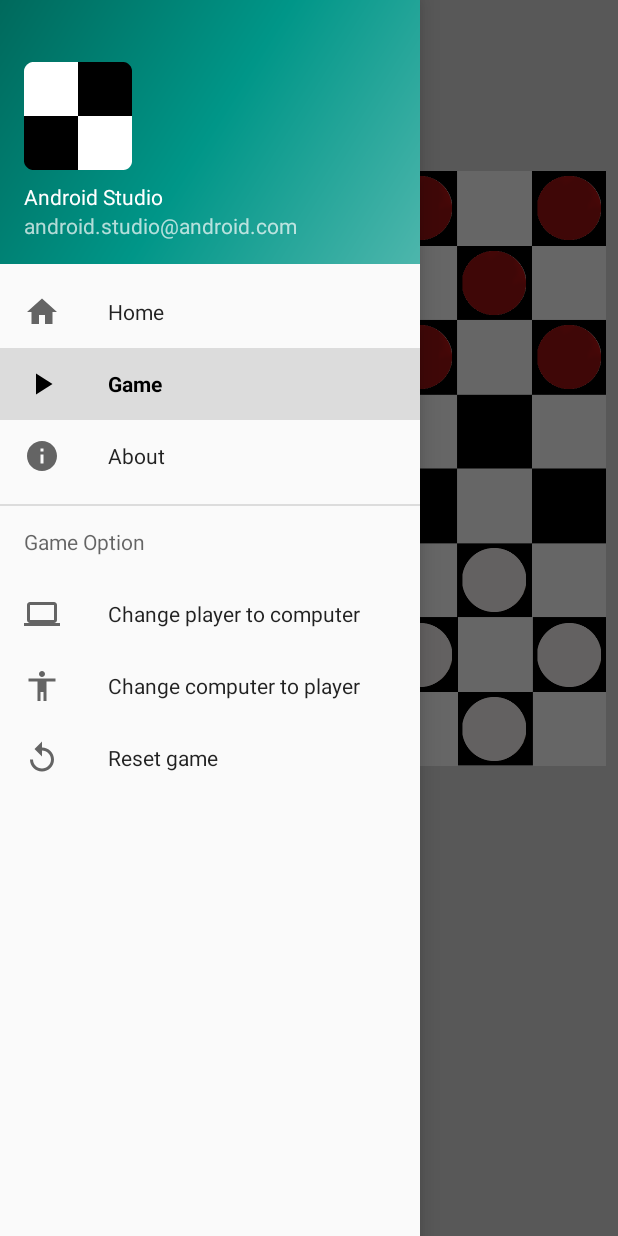
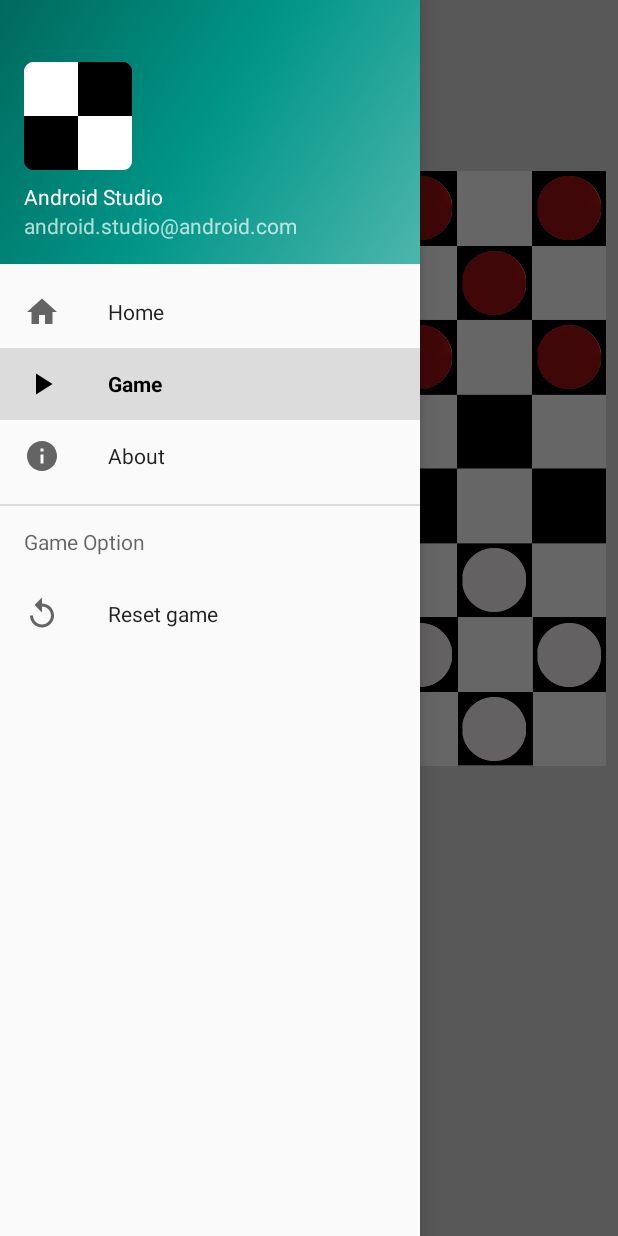
Before and after one commit to Szczepaniak-M/Checkers, an Android app: the GameFragment screen opened through its navigation route, with the side drawer open, on a phone screen of 412 x 824 dp. Run offline under Robolectric (Android 15) with nearby library versions, the phone set to English and light mode, and no system bars; our stand-ins replace navigation-ui.

```diff
--- a/app/src/main/java/pl/michalsz/checkers/ui/game/GameFragment.java
+++ b/app/src/main/java/pl/michalsz/checkers/ui/game/GameFragment.java
@@ -10,6 +10,7 @@ import android.widget.FrameLayout;
 import android.widget.ImageView;
 
 import androidx.annotation.NonNull;
+import androidx.drawerlayout.widget.DrawerLayout;
 import androidx.fragment.app.Fragment;
 
 import com.google.android.material.navigation.NavigationView;
@@ -69,26 +70,14 @@ public class GameFragment extends Fragment {
     }
 
     private void setNavigationViewAction() {
-        navigationView.getMenu().findItem(R.id.nav_game_option).getSubMenu().findItem(R.id.nav_computer).
-                setOnMenuItemClickListener(new MenuItem.OnMenuItemClickListener() {
-                    @Override
-                    public boolean onMenuItemClick(MenuItem item) {
-                        return false;
-                    }
-                }); //todo change
-        navigationView.getMenu().findItem(R.id.nav_game_option).getSubMenu().findItem(R.id.nav_player).
-                setOnMenuItemClickListener(new MenuItem.OnMenuItemClickListener() {
-                    @Override
-                    public boolean onMenuItemClick(MenuItem item) {
-                        return false;
-                    }
-                });//todo change
         navigationView.getMenu().findItem(R.id.nav_game_option).getSubMenu().findItem(R.id.nav_replay).
                 setOnMenuItemClickListener(new MenuItem.OnMenuItemClickListener() {
                     @Override
                     public boolean onMenuItemClick(MenuItem item) {
                         boardMechanics.clean();
                         boardMechanics.start();
+                        DrawerLayout mDrawerLayout = getActivity().findViewById(R.id.drawer_layout);
+                        mDrawerLayout.closeDrawers();
                         return false;
                     }
                 });
--- a/app/src/main/java/pl/michalsz/checkers/ui/game/mechanics/Board.java
+++ b/app/src/main/java/pl/michalsz/checkers/ui/game/mechanics/Board.java
@@ -523,7 +523,6 @@ public class Board {
         }
         deleteHighlightBoard();
         board[x][y].deletePawn();
-        board[dstX][dstY].levelUp();
     }
 
     void attackWithPawn(Pawn pawn, Pair destination) {
@@ -607,6 +606,7 @@ public class Board {
         } else {
             movePawn(move.getPawn(), move.getDestination().get(0));
         }
+        board[move.getPawn().getCurrentPosition().getX()][move.getPawn().getCurrentPosition().getY()].levelUp();
     }
 
     private void attackAI(Pawn pawn, LinkedList<Pair> listOfDestination) {
@@ -617,6 +617,5 @@ public class Board {
             attackWithPawn(pawn, destination);
             pawn.setCurrentPosition(destination);
         }
-        board[pawn.getCurrentPosition().getX()][pawn.getCurrentPosition().getY()].levelUp();
     }
 }
--- a/app/src/main/res/menu/nav_menu.xml
+++ b/app/src/main/res/menu/nav_menu.xml
@@ -28,15 +28,6 @@
         android:id="@+id/nav_game_option">
         <menu>
             <item
-                android:id="@+id/nav_computer"
-                android:icon="@drawable/ic_computer"
-                android:title="@string/menu_computer" />
-
-            <item
-                android:id="@+id/nav_player"
-                android:icon="@drawable/ic_player"
-                android:title="@string/menu_player" />
-            <item
                 android:id="@+id/nav_replay"
                 android:icon="@drawable/ic_replay"
                 android:title="@string/menu_replay" />
--- a/build.gradle
+++ b/build.gradle
@@ -7,7 +7,7 @@ buildscript {
 
     }
     dependencies {
-        classpath 'com.android.tools.build:gradle:3.5.2'
+        classpath 'com.android.tools.build:gradle:3.5.3'
         classpath "androidx.navigation:navigation-safe-args-gradle-plugin:2.1.0"
         // NOTE: Do not place your application dependencies here; they belong
         // in the individual module build.gradle files
```
